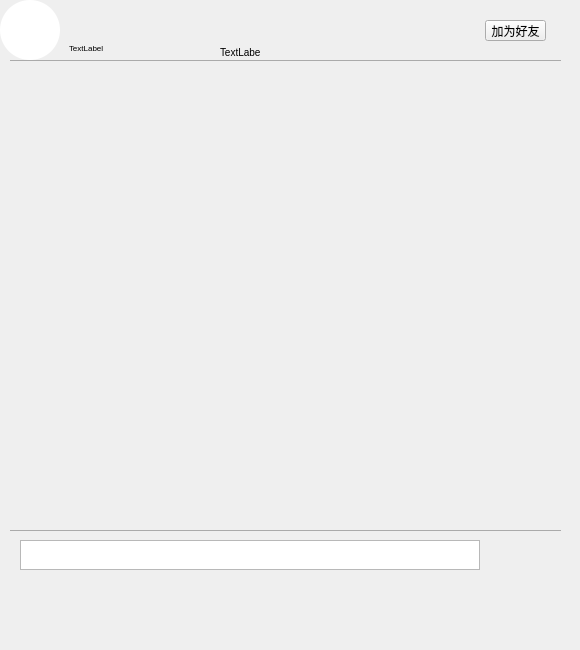
Old version of the form chatwidget.ui in the repository ShortFlier/MiniChat_client.
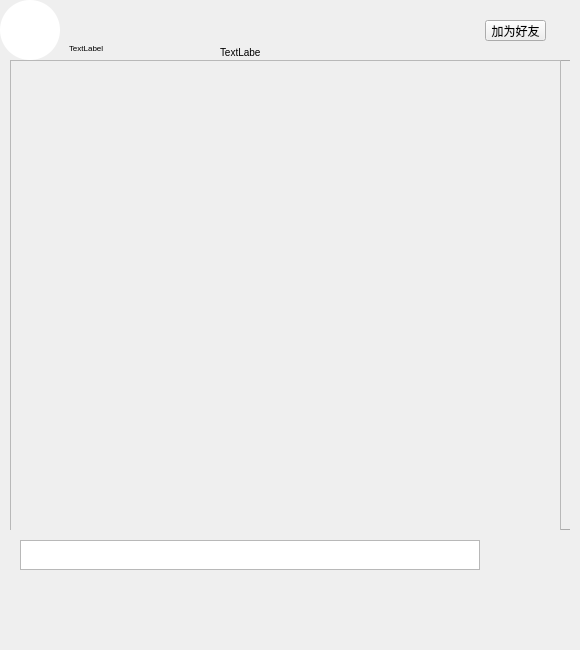
New version of the form.

What changed in the file:
```diff
--- a/chatwidget.ui
+++ b/chatwidget.ui
@@ -130,14 +130,39 @@
     <rect>
      <x>10</x>
      <y>60</y>
-     <width>551</width>
-     <height>471</height>
+     <width>560</width>
+     <height>470</height>
     </rect>
    </property>
    <property name="styleSheet">
-    <string notr="true">border-top:1px solid #aaaaaa;
-border-bottom:1px solid #aaaaaa;</string>
+    <string notr="true">#chatdisplay{
+border-top:1px solid #aaaaaa;
+border-bottom:1px solid #aaaaaa;
+}</string>
    </property>
+   <widget class="QScrollArea" name="scrollArea">
+    <property name="geometry">
+     <rect>
+      <x>0</x>
+      <y>0</y>
+      <width>551</width>
+      <height>471</height>
+     </rect>
+    </property>
+    <property name="widgetResizable">
+     <bool>false</bool>
+    </property>
+    <widget class="QWidget" name="contents">
+     <property name="geometry">
+      <rect>
+       <x>0</x>
+       <y>0</y>
+       <width>545</width>
+       <height>460</height>
+      </rect>
+     </property>
+    </widget>
+   </widget>
   </widget>
   <widget class="QWidget" name="input" native="true">
    <property name="geometry">
```
